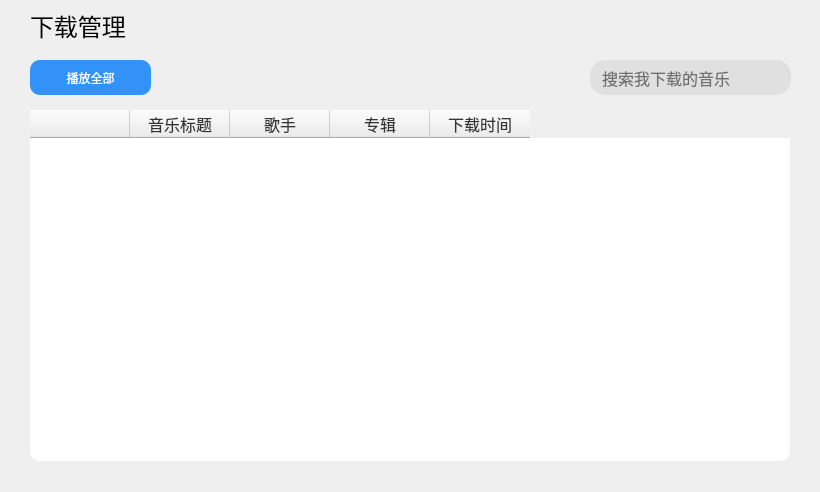
Old version of the form downloadpage.ui in the repository tidysong/Listen_QT.
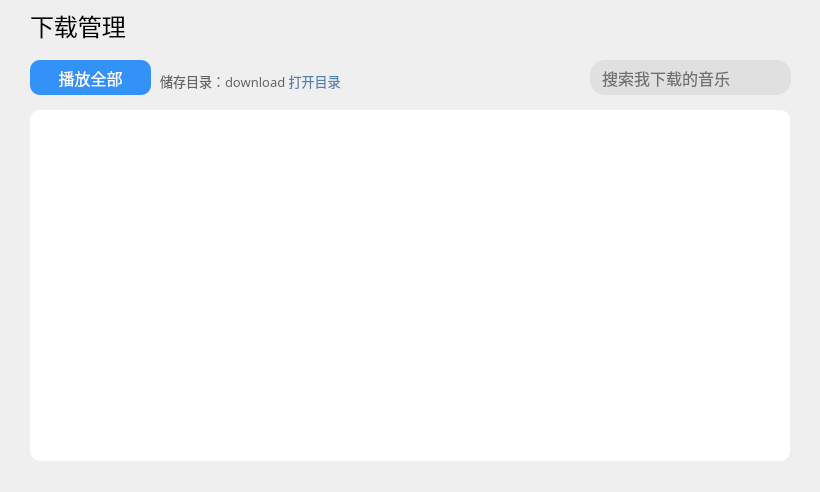
New version of the form. Icons and pictures are not drawn.

```diff
--- a/downloadpage.ui
+++ b/downloadpage.ui
@@ -97,6 +97,12 @@
 
 </string>
    </property>
+   <property name="verticalScrollBarPolicy">
+    <enum>Qt::ScrollBarAlwaysOff</enum>
+   </property>
+   <property name="horizontalScrollBarPolicy">
+    <enum>Qt::ScrollBarAlwaysOff</enum>
+   </property>
    <property name="showGrid">
     <bool>false</bool>
    </property>
@@ -110,7 +116,7 @@
     <bool>true</bool>
    </property>
    <attribute name="horizontalHeaderVisible">
-    <bool>true</bool>
+    <bool>false</bool>
    </attribute>
    <attribute name="horizontalHeaderCascadingSectionResizes">
     <bool>false</bool>
@@ -216,6 +222,7 @@
    <property name="font">
     <font>
      <family>幼圆</family>
+     <pointsize>12</pointsize>
     </font>
    </property>
    <property name="styleSheet">
@@ -278,6 +285,62 @@
     <string>搜索我下载的音乐</string>
    </property>
   </widget>
+  <widget class="QLabel" name="label_2">
+   <property name="geometry">
+    <rect>
+     <x>160</x>
+     <y>70</y>
+     <width>131</width>
+     <height>21</height>
+    </rect>
+   </property>
+   <property name="font">
+    <font>
+     <family>微软雅黑</family>
+     <pointsize>10</pointsize>
+    </font>
+   </property>
+   <property name="contextMenuPolicy">
+    <enum>Qt::NoContextMenu</enum>
+   </property>
+   <property name="styleSheet">
+    <string notr="true">color:#666666;</string>
+   </property>
+   <property name="text">
+    <string>储存目录：download</string>
+   </property>
+  </widget>
+  <widget class="QPushButton" name="pushButton">
+   <property name="geometry">
+    <rect>
+     <x>277</x>
+     <y>69</y>
+     <width>75</width>
+     <height>23</height>
+    </rect>
+   </property>
+   <property name="font">
+    <font>
+     <family>微软雅黑 Light</family>
+     <pointsize>10</pointsize>
+    </font>
+   </property>
+   <property name="cursor">
+    <cursorShape>PointingHandCursor</cursorShape>
+   </property>
+   <property name="styleSheet">
+    <string notr="true">QPushButton{
+	color : #5480B1;
+	border : 0px;
+}
+QPushButton:hover{
+	color : #105BB1;
+}</string>
+   </property>
+   <property name="text">
+    <string>打开目录</string>
+   </property>
+  </widget>
   <zorder>label</zorder>
   <zorder>musicList</zorder>
   <zorder>playAll</zorder>
```
Left out of the diff: 5 changed lines with no effect on the pictures.
